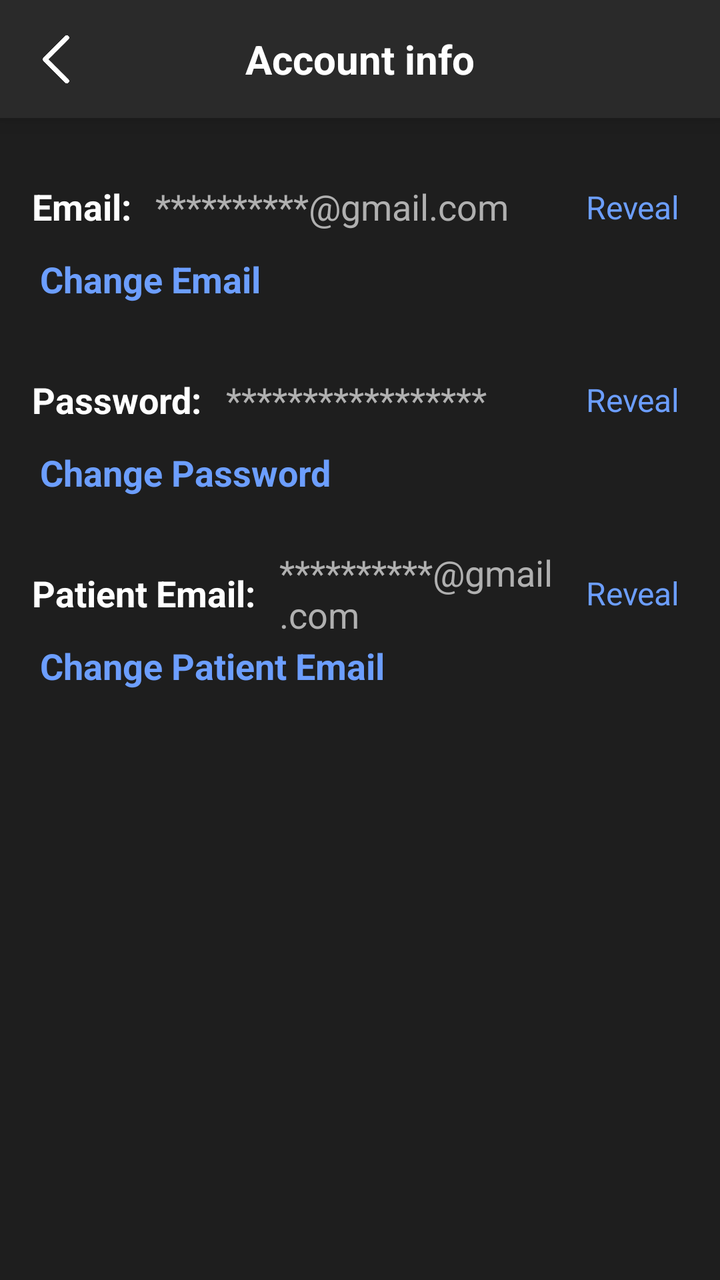
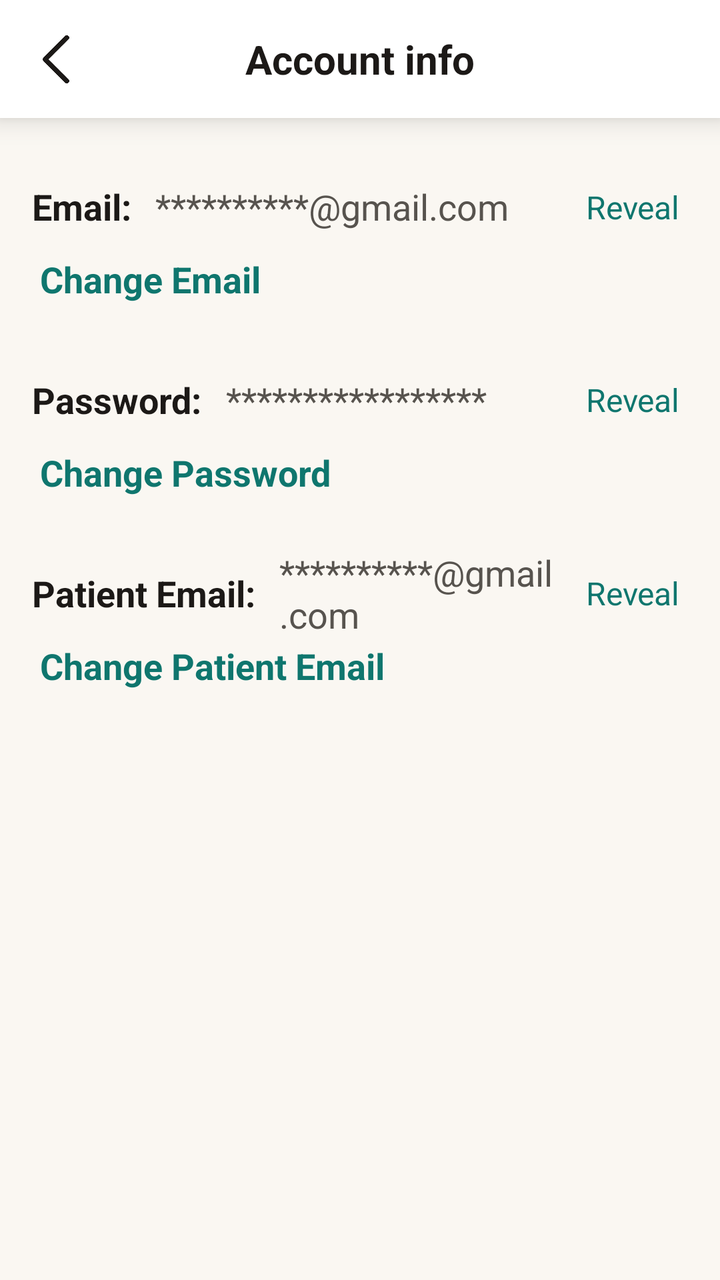

Two renders of the same Android screen: before a commit and after it. Below are the layout's source before the change and the commit's diff.
<!-- AndroidManifest.xml: application theme Theme.RecallLive -->
<!-- res/layout/activity_guardianaccountinfo.xml -->
<?xml version="1.0" encoding="utf-8"?>
<androidx.constraintlayout.widget.ConstraintLayout xmlns:android="http://schemas.android.com/apk/res/android"
    xmlns:app="http://schemas.android.com/apk/res-auto"
    xmlns:tools="http://schemas.android.com/tools"
    android:layout_width="match_parent"
    android:layout_height="match_parent"
    android:background="#1E1E1E">

    
    <androidx.constraintlayout.widget.ConstraintLayout
        android:id="@+id/top_app_bar"
        android:layout_width="match_parent"
        android:layout_height="wrap_content"
        android:background="#2A2A2A"
        android:padding="16dp"
        android:elevation="8dp"
        app:layout_constraintEnd_toEndOf="parent"
        app:layout_constraintStart_toStartOf="parent"
        app:layout_constraintTop_toTopOf="parent">

        
        <ImageView
            android:id="@+id/iv_back"
            android:layout_width="24dp"
            android:layout_height="24dp"
            android:src="@drawable/ic_arrow_back"
            android:tint="#FFFFFF"
            android:clickable="true"
            android:focusable="true"
            android:background="?attr/selectableItemBackgroundBorderless"
            app:layout_constraintBottom_toBottomOf="parent"
            app:layout_constraintStart_toStartOf="parent"
            app:layout_constraintTop_toTopOf="parent" />

        
        <TextView
            android:id="@+id/tv_account_title"
            android:layout_width="wrap_content"
            android:layout_height="wrap_content"
            android:text="Account info"
            android:textColor="#FFFFFF"
            android:textSize="20sp"
            android:textStyle="bold"
            app:layout_constraintBottom_toBottomOf="parent"
            app:layout_constraintEnd_toEndOf="parent"
            app:layout_constraintStart_toStartOf="parent"
            app:layout_constraintTop_toTopOf="parent" />

    </androidx.constraintlayout.widget.ConstraintLayout>

    
    <ScrollView
        android:id="@+id/scroll_view"
        android:layout_width="0dp"
        android:layout_height="0dp"
        android:layout_marginTop="8dp"
        app:layout_constraintBottom_toBottomOf="parent"
        app:layout_constraintEnd_toEndOf="parent"
        app:layout_constraintStart_toStartOf="parent"
        app:layout_constraintTop_toBottomOf="@+id/top_app_bar">

        <androidx.constraintlayout.widget.ConstraintLayout
            android:layout_width="match_parent"
            android:layout_height="wrap_content"
            android:paddingHorizontal="16dp"
            android:paddingVertical="24dp">

            
            <TextView
                android:id="@+id/tv_email_label"
                android:layout_width="wrap_content"
                android:layout_height="wrap_content"
                android:text="Email:"
                android:textColor="#FFFFFF"
                android:textSize="18sp"
                android:textStyle="bold"
                app:layout_constraintStart_toStartOf="parent"
                app:layout_constraintTop_toTopOf="parent" />

            <TextView
                android:id="@+id/tv_email_value"
                android:layout_width="0dp"
                android:layout_height="wrap_content"
                android:layout_marginStart="12dp"
                android:text="**********@gmail.com"
                android:textColor="#B0B0B0"
                android:textSize="18sp"
                app:layout_constraintBottom_toBottomOf="@+id/tv_email_label"
                app:layout_constraintEnd_toStartOf="@+id/tv_email_reveal"
                app:layout_constraintStart_toEndOf="@+id/tv_email_label"
                app:layout_constraintTop_toTopOf="@+id/tv_email_label" />

            <TextView
                android:id="@+id/tv_email_reveal"
                android:layout_width="wrap_content"
                android:layout_height="wrap_content"
                android:text="Reveal"
                android:textColor="#6C9EFF"
                android:textSize="16sp"
                android:clickable="true"
                android:focusable="true"
                android:background="?attr/selectableItemBackgroundBorderless"
                android:padding="4dp"
                app:layout_constraintBottom_toBottomOf="@+id/tv_email_label"
                app:layout_constraintEnd_toEndOf="parent"
                app:layout_constraintTop_toTopOf="@+id/tv_email_label" />

            <TextView
                android:id="@+id/tv_change_email"
                android:layout_width="wrap_content"
                android:layout_height="wrap_content"
                android:layout_marginTop="8dp"
                android:text="Change Email"
                android:textColor="#6C9EFF"
                android:textSize="18sp"
                android:textStyle="bold"
                android:clickable="true"
                android:focusable="true"
                android:background="?attr/selectableItemBackgroundBorderless"
                android:padding="4dp"
                app:layout_constraintStart_toStartOf="parent"
                app:layout_constraintTop_toBottomOf="@+id/tv_email_label" />

            
            <TextView
                android:id="@+id/tv_password_label"
                android:layout_width="wrap_content"
                android:layout_height="wrap_content"
                android:layout_marginTop="32dp"
                android:text="Password:"
                android:textColor="#FFFFFF"
                android:textSize="18sp"
                android:textStyle="bold"
                app:layout_constraintStart_toStartOf="parent"
                app:layout_constraintTop_toBottomOf="@+id/tv_change_email" />

            <TextView
                android:id="@+id/tv_password_value"
                android:layout_width="0dp"
                android:layout_height="wrap_content"
                android:layout_marginStart="12dp"
                android:text="*****************"
                android:textColor="#B0B0B0"
                android:textSize="18sp"
                app:layout_constraintBottom_toBottomOf="@+id/tv_password_label"
                app:layout_constraintEnd_toStartOf="@+id/tv_password_reveal"
                app:layout_constraintStart_toEndOf="@+id/tv_password_label"
                app:layout_constraintTop_toTopOf="@+id/tv_password_label" />

            <TextView
                android:id="@+id/tv_password_reveal"
                android:layout_width="wrap_content"
                android:layout_height="wrap_content"
                android:text="Reveal"
                android:textColor="#6C9EFF"
                android:textSize="16sp"
                android:clickable="true"
                android:focusable="true"
                android:background="?attr/selectableItemBackgroundBorderless"
                android:padding="4dp"
                app:layout_constraintBottom_toBottomOf="@+id/tv_password_label"
                app:layout_constraintEnd_toEndOf="parent"
                app:layout_constraintTop_toTopOf="@+id/tv_password_label" />

            <TextView
                android:id="@+id/tv_change_password"
                android:layout_width="wrap_content"
                android:layout_height="wrap_content"
                android:layout_marginTop="8dp"
                android:text="Change Password"
                android:textColor="#6C9EFF"
                android:textSize="18sp"
                android:textStyle="bold"
                android:clickable="true"
                android:focusable="true"
                android:background="?attr/selectableItemBackgroundBorderless"
                android:padding="4dp"
                app:layout_constraintStart_toStartOf="parent"
                app:layout_constraintTop_toBottomOf="@+id/tv_password_label" />

            
            <TextView
                android:id="@+id/tv_patient_email_label"
                android:layout_width="wrap_content"
                android:layout_height="wrap_content"
                android:layout_marginTop="32dp"
                android:text="Patient Email:"
                android:textColor="#FFFFFF"
                android:textSize="18sp"
                android:textStyle="bold"
                app:layout_constraintStart_toStartOf="parent"
                app:layout_constraintTop_toBottomOf="@+id/tv_change_password" />

            <TextView
                android:id="@+id/tv_patient_email_value"
                android:layout_width="0dp"
                android:layout_height="wrap_content"
                android:layout_marginStart="12dp"
                android:text="**********@gmail.com"
                android:textColor="#B0B0B0"
                android:textSize="18sp"
                app:layout_constraintBottom_toBottomOf="@+id/tv_patient_email_label"
                app:layout_constraintEnd_toStartOf="@+id/tv_patient_email_reveal"
                app:layout_constraintStart_toEndOf="@+id/tv_patient_email_label"
                app:layout_constraintTop_toTopOf="@+id/tv_patient_email_label" />

            <TextView
                android:id="@+id/tv_patient_email_reveal"
                android:layout_width="wrap_content"
                android:layout_height="wrap_content"
                android:text="Reveal"
                android:textColor="#6C9EFF"
                android:textSize="16sp"
                android:clickable="true"
                android:focusable="true"
                android:background="?attr/selectableItemBackgroundBorderless"
                android:padding="4dp"
                app:layout_constraintBottom_toBottomOf="@+id/tv_patient_email_label"
                app:layout_constraintEnd_toEndOf="parent"
                app:layout_constraintTop_toTopOf="@+id/tv_patient_email_label" />

            <TextView
                android:id="@+id/tv_change_patient_email"
                android:layout_width="wrap_content"
                android:layout_height="wrap_content"
                android:layout_marginTop="8dp"
                android:layout_marginBottom="24dp"
                android:text="Change Patient Email"
                android:textColor="#6C9EFF"
                android:textSize="18sp"
                android:textStyle="bold"
                android:clickable="true"
                android:focusable="true"
                android:background="?attr/selectableItemBackgroundBorderless"
                android:padding="4dp"
                app:layout_constraintStart_toStartOf="parent"
                app:layout_constraintTop_toBottomOf="@+id/tv_patient_email_label" />

        </androidx.constraintlayout.widget.ConstraintLayout>

    </ScrollView>

</androidx.constraintlayout.widget.ConstraintLayout>
<!-- resources referenced by this layout -->
<resources>
  <!-- drawable ic_arrow_back: png bitmap (drawable, 2754 bytes) -->
  <style name="Theme.RecallLive" parent="Base.Theme.RecallLive" />
  <style name="Base.Theme.RecallLive" parent="Theme.Material3.DayNight.NoActionBar">
          
          
      </style>
</resources>

<!-- the commit's change to res/layout/activity_guardianaccountinfo.xml (unified diff, before → after) -->
@@ -4,14 +4,14 @@
     xmlns:tools="http://schemas.android.com/tools"
     android:layout_width="match_parent"
     android:layout_height="match_parent"
-    android:background="#1E1E1E">
+    android:background="#FAF7F2">
 
     
     <androidx.constraintlayout.widget.ConstraintLayout
         android:id="@+id/top_app_bar"
         android:layout_width="match_parent"
         android:layout_height="wrap_content"
-        android:background="#2A2A2A"
+        android:background="#FFFFFF"
         android:padding="16dp"
         android:elevation="8dp"
         app:layout_constraintEnd_toEndOf="parent"
@@ -24,7 +24,7 @@
             android:layout_width="24dp"
             android:layout_height="24dp"
             android:src="@drawable/ic_arrow_back"
-            android:tint="#FFFFFF"
+            android:tint="#1C1917"
             android:clickable="true"
             android:focusable="true"
             android:background="?attr/selectableItemBackgroundBorderless"
@@ -38,7 +38,7 @@
             android:layout_width="wrap_content"
             android:layout_height="wrap_content"
             android:text="Account info"
-            android:textColor="#FFFFFF"
+            android:textColor="#1C1917"
             android:textSize="20sp"
             android:textStyle="bold"
             app:layout_constraintBottom_toBottomOf="parent"
@@ -71,7 +71,7 @@
                 android:layout_width="wrap_content"
                 android:layout_height="wrap_content"
                 android:text="Email:"
-                android:textColor="#FFFFFF"
+                android:textColor="#1C1917"
                 android:textSize="18sp"
                 android:textStyle="bold"
                 app:layout_constraintStart_toStartOf="parent"
@@ -83,7 +83,7 @@
                 android:layout_height="wrap_content"
                 android:layout_marginStart="12dp"
                 android:text="**********@gmail.com"
-                android:textColor="#B0B0B0"
+                android:textColor="#57534E"
                 android:textSize="18sp"
                 app:layout_constraintBottom_toBottomOf="@+id/tv_email_label"
                 app:layout_constraintEnd_toStartOf="@+id/tv_email_reveal"
@@ -95,7 +95,7 @@
                 android:layout_width="wrap_content"
                 android:layout_height="wrap_content"
                 android:text="Reveal"
-                android:textColor="#6C9EFF"
+                android:textColor="#0F766E"
                 android:textSize="16sp"
                 android:clickable="true"
                 android:focusable="true"
@@ -111,7 +111,7 @@
                 android:layout_height="wrap_content"
                 android:layout_marginTop="8dp"
                 android:text="Change Email"
-                android:textColor="#6C9EFF"
+                android:textColor="#0F766E"
                 android:textSize="18sp"
                 android:textStyle="bold"
                 android:clickable="true"
@@ -128,7 +128,7 @@
                 android:layout_height="wrap_content"
                 android:layout_marginTop="32dp"
                 android:text="Password:"
-                android:textColor="#FFFFFF"
+                android:textColor="#1C1917"
                 android:textSize="18sp"
                 android:textStyle="bold"
                 app:layout_constraintStart_toStartOf="parent"
@@ -140,7 +140,7 @@
                 android:layout_height="wrap_content"
                 android:layout_marginStart="12dp"
                 android:text="*****************"
-                android:textColor="#B0B0B0"
+                android:textColor="#57534E"
                 android:textSize="18sp"
                 app:layout_constraintBottom_toBottomOf="@+id/tv_password_label"
                 app:layout_constraintEnd_toStartOf="@+id/tv_password_reveal"
@@ -152,7 +152,7 @@
                 android:layout_width="wrap_content"
                 android:layout_height="wrap_content"
                 android:text="Reveal"
-                android:textColor="#6C9EFF"
+                android:textColor="#0F766E"
                 android:textSize="16sp"
                 android:clickable="true"
                 android:focusable="true"
@@ -168,7 +168,7 @@
                 android:layout_height="wrap_content"
                 android:layout_marginTop="8dp"
                 android:text="Change Password"
-                android:textColor="#6C9EFF"
+                android:textColor="#0F766E"
                 android:textSize="18sp"
                 android:textStyle="bold"
                 android:clickable="true"
@@ -185,7 +185,7 @@
                 android:layout_height="wrap_content"
                 android:layout_marginTop="32dp"
                 android:text="Patient Email:"
-                android:textColor="#FFFFFF"
+                android:textColor="#1C1917"
                 android:textSize="18sp"
                 android:textStyle="bold"
                 app:layout_constraintStart_toStartOf="parent"
@@ -197,7 +197,7 @@
                 android:layout_height="wrap_content"
                 android:layout_marginStart="12dp"
                 android:text="**********@gmail.com"
-                android:textColor="#B0B0B0"
+                android:textColor="#57534E"
                 android:textSize="18sp"
                 app:layout_constraintBottom_toBottomOf="@+id/tv_patient_email_label"
                 app:layout_constraintEnd_toStartOf="@+id/tv_patient_email_reveal"
@@ -209,7 +209,7 @@
                 android:layout_width="wrap_content"
                 android:layout_height="wrap_content"
                 android:text="Reveal"
-                android:textColor="#6C9EFF"
+                android:textColor="#0F766E"
                 android:textSize="16sp"
                 android:clickable="true"
                 android:focusable="true"
@@ -226,7 +226,7 @@
                 android:layout_marginTop="8dp"
                 android:layout_marginBottom="24dp"
                 android:text="Change Patient Email"
-                android:textColor="#6C9EFF"
+                android:textColor="#0F766E"
                 android:textSize="18sp"
                 android:textStyle="bold"
                 android:clickable="true"
